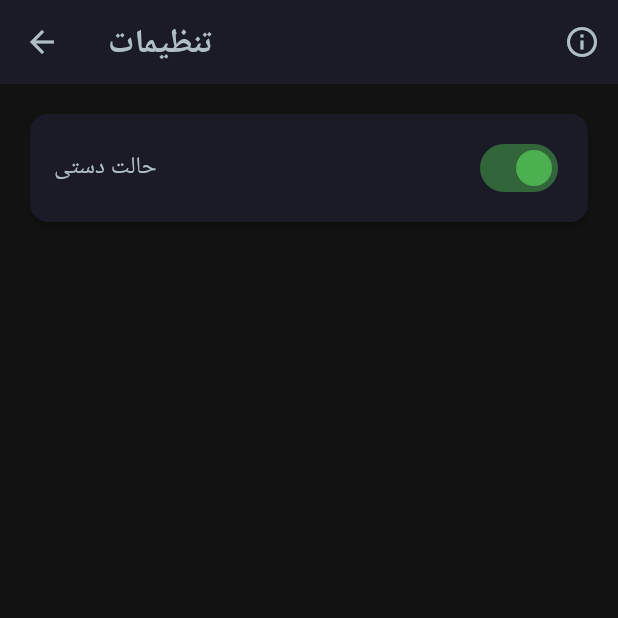
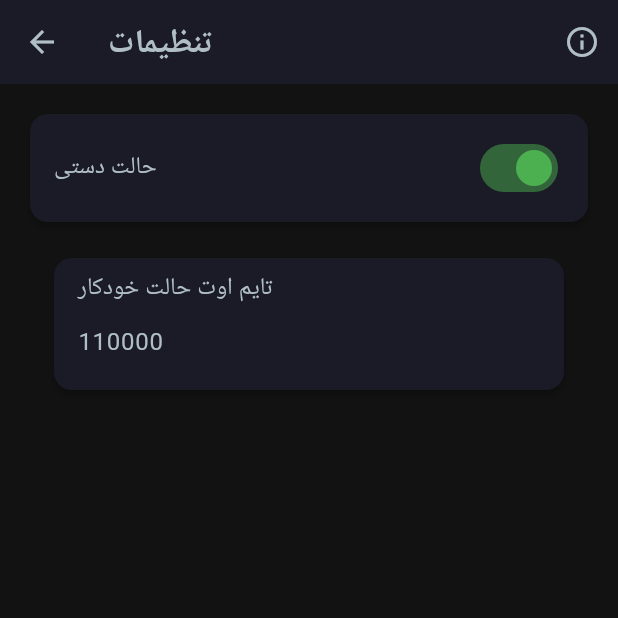
Before and after one commit to Freedom-Guard/FG_MOBILE, a Flutter app: the SettingsPage screen opened directly, after a tap on "حالت دستی", on a phone screen of 412 x 824 dp, the top half of it. Run offline on Flutter 3.47's test engine with Material 3 defaults, Android fonts, the phone set to English and light mode, and no system bars; our stand-ins replace shared_preferences; missing offline and left inert: clipboard, dart:ffi, flutter_v2ray, wireguard_flutter; accounts and stored records are empty; network calls fail.

Commit message:
UP 13 (1)

```diff
--- a/lib/pages/servers.dart
+++ b/lib/pages/servers.dart
@@ -1,4 +1,3 @@
-import 'package:Freedom_Guard/components/LOGLOG.dart';
 import 'package:flutter/material.dart';
 import 'package:provider/provider.dart';
 import '../components/servers.dart';
--- a/lib/pages/settings.dart
+++ b/lib/pages/settings.dart
@@ -1,4 +1,3 @@
-import 'package:flutter/gestures.dart';
 import 'package:flutter/material.dart';
 import 'package:shared_preferences/shared_preferences.dart';
 import 'package:url_launcher/url_launcher.dart';
@@ -46,10 +45,148 @@ class _SettingsPageState extends State<SettingsPage> {
               showDialog(
                 context: context,
                 builder: (BuildContext context) {
+                  return const AboutDialogWidget();
+                },
+              );
+            },
+          ),
+        ],
+      ),
+      body: Padding(
+        padding: const EdgeInsets.all(16.0),
+        child: Column(
+          children: [
+            SettingSwitch(
+              title: "حالت دستی",
+              value: _isSettingEnabled,
+              onChanged: (bool value) {
+                setState(() => _isSettingEnabled = value);
+                _saveSetting("setting_key", value);
+              },
+            ),
+            if (_isSettingEnabled)
+              SettingInput(
+                title: "تایم اوت حالت خودکار",
+                prefKey: "110000",
+                hintText: "110000",
+              ),
+          ],
+        ),
+      ),
+    );
+  }
+}
+
+class SettingSwitch extends StatelessWidget {
+  final String title;
+  final bool value;
+  final ValueChanged<bool> onChanged;
+
+  const SettingSwitch({
+    required this.title,
+    required this.value,
+    required this.onChanged,
+    super.key,
+  });
+
+  @override
+  Widget build(BuildContext context) {
+    return Card(
+      elevation: 2,
+      shape: RoundedRectangleBorder(borderRadius: BorderRadius.circular(12)),
+      child: SwitchListTile(
+        title: Text(
+          title,
+          style: const TextStyle(fontSize: 16, fontWeight: FontWeight.w500),
+        ),
+        value: value,
+        onChanged: onChanged,
+        activeColor: Colors.green,
+        contentPadding: const EdgeInsets.symmetric(horizontal: 16, vertical: 8),
+      ),
+    );
+  }
+}
+
+class SettingInput extends StatefulWidget {
+  final String title;
+  final String prefKey;
+  final String hintText;
+
+  const SettingInput({
+    super.key,
+    required this.title,
+    required this.prefKey,
+    required this.hintText,
+  });
+
+  @override
+  State<SettingInput> createState() => _SettingInputState();
+}
+
+class _SettingInputState extends State<SettingInput> {
+  final TextEditingController _controller = TextEditingController();
+
+  @override
+  void initState() {
+    super.initState();
+    _loadValue();
+  }
+
+  Future<void> _loadValue() async {
+    final prefs = await SharedPreferences.getInstance();
+    setState(() {
+      _controller.text = prefs.getString(widget.prefKey) ?? "";
+    });
+  }
+
+  Future<void> _saveValue(String value) async {
+    final prefs = await SharedPreferences.getInstance();
+    await prefs.setString(widget.prefKey, value);
+  }
+
+  @override
+  Widget build(BuildContext context) {
+    return Padding(
+      padding: const EdgeInsets.all(16.0),
+      child: Card(
+        elevation: 2,
+        shape: RoundedRectangleBorder(borderRadius: BorderRadius.circular(12)),
+        child: Padding(
+          padding: const EdgeInsets.symmetric(horizontal: 16, vertical: 8),
+          child: Column(
+            crossAxisAlignment: CrossAxisAlignment.start,
+            children: [
+              Text(
+                widget.title,
+                style: const TextStyle(
+                  fontSize: 16,
+                  fontWeight: FontWeight.w500,
+                ),
+              ),
+              TextField(
+                controller: _controller,
+                decoration: InputDecoration(
+                  hintText: widget.hintText,
+                  border: InputBorder.none,
+                ),
+                onChanged: _saveValue,
+              ),
+            ],
+          ),
+        ),
+      ),
+    );
+  }
+}
+
+class AboutDialogWidget extends StatelessWidget {
+  const AboutDialogWidget({super.key});
+
+  @override
+  Widget build(BuildContext context) {
     return Dialog(
-                    shape: RoundedRectangleBorder(
-                      borderRadius: BorderRadius.circular(16.0),
-                    ),
+      shape: RoundedRectangleBorder(borderRadius: BorderRadius.circular(16.0)),
       child: Container(
         padding: const EdgeInsets.all(20),
         decoration: BoxDecoration(
@@ -60,69 +197,20 @@ class _SettingsPageState extends State<SettingsPage> {
           mainAxisSize: MainAxisSize.min,
           crossAxisAlignment: CrossAxisAlignment.center,
           children: [
-                          const Icon(
-                            Icons.info_outline,
-                            size: 50,
-                            color: Colors.blueAccent,
-                          ),
+            const Icon(Icons.info_outline, size: 50, color: Colors.blueAccent),
             const SizedBox(height: 10),
             const Text(
               "درباره برنامه",
-                            style: TextStyle(
-                              fontSize: 22,
-                              fontWeight: FontWeight.bold,
-                            ),
+              style: TextStyle(fontSize: 22, fontWeight: FontWeight.bold),
             ),
             const SizedBox(height: 10),
             SelectableText(
-                            "گارد آزادی یک ابزار متن‌باز برای دور زدن سانسور اینترنت و دسترسی آزاد و بدون محدودیت به اینترنت آزاد است.\nزن، زندگی، آزادی ✊🏻",
+              "گارد آزادی یک ابزار متن‌باز برای دور زدن سانسور اینترنت است.",
               textAlign: TextAlign.center,
-                            style: TextStyle(
-                              fontSize: 16,
-                              color: Colors.grey[700],
-                            ),
+              style: TextStyle(fontSize: 16, color: Colors.grey[700]),
             ),
             const SizedBox(height: 20),
-                          GestureDetector(
-                            onTap: () async {
-                              final url = Uri.parse(
-                                'https://github.com/Freedom-Guard/FG_MOBILE',
-                              );
-                              if (await canLaunchUrl(url)) {
-                                await launchUrl(
-                                  url,
-                                  mode: LaunchMode.externalApplication,
-                                );
-                              } else {
-                                ScaffoldMessenger.of(context).showSnackBar(
-                                  const SnackBar(
-                                    content: Text(
-                                      "امکان باز کردن لینک وجود ندارد.",
-                                    ),
-                                    backgroundColor: Colors.redAccent,
-                                  ),
-                                );
-                              }
-                            },
-                            child: Row(
-                              mainAxisAlignment: MainAxisAlignment.center,
-                              children: [
-                                const Icon(
-                                  Icons.link,
-                                  color: Colors.blueAccent,
-                                ),
-                                const SizedBox(width: 5),
-                                Text(
-                                  "GitHub",
-                                  style: TextStyle(
-                                    fontSize: 16,
-                                    color: Colors.blueAccent,
-                                    fontWeight: FontWeight.bold
-                                  ),
-                                ),
-                              ],
-                            ),
-                          ),
+            const GitHubLink(),
             const SizedBox(height: 20),
             ElevatedButton(
               onPressed: () => Navigator.of(context).pop(),
@@ -138,46 +226,49 @@ class _SettingsPageState extends State<SettingsPage> {
               ),
               child: const Text(
                 "بستن",
-                              style: TextStyle(
-                                fontSize: 16,
-                                color: Colors.white,
-                              ),
+                style: TextStyle(fontSize: 16, color: Colors.white),
               ),
             ),
           ],
         ),
       ),
     );
+  }
+}
+
+class GitHubLink extends StatelessWidget {
+  const GitHubLink({super.key});
+
+  @override
+  Widget build(BuildContext context) {
+    return GestureDetector(
+      onTap: () async {
+        final url = Uri.parse('https://github.com/Freedom-Guard/FG_MOBILE');
+        if (await canLaunchUrl(url)) {
+          await launchUrl(url, mode: LaunchMode.externalApplication);
+        } else {
+          ScaffoldMessenger.of(context).showSnackBar(
+            const SnackBar(
+              content: Text("امکان باز کردن لینک وجود ندارد."),
+              backgroundColor: Colors.redAccent,
+            ),
+          );
+        }
       },
-              );
-            },
+      child: Row(
+        mainAxisAlignment: MainAxisAlignment.center,
+        children: [
+          const Icon(Icons.link, color: Colors.blueAccent),
+          const SizedBox(width: 5),
+          const Text(
+            "GitHub",
+            style: TextStyle(
+              fontSize: 16,
+              color: Colors.blueAccent,
+              fontWeight: FontWeight.bold,
+            ),
           ),
         ],
-      ),
-      body: Padding(
-        padding: const EdgeInsets.all(16.0),
-        child: Card(
-          elevation: 2,
-          shape: RoundedRectangleBorder(
-            borderRadius: BorderRadius.circular(12),
-          ),
-          child: SwitchListTile(
-            title: const Text(
-              "حالت دستی",
-              style: TextStyle(fontSize: 16, fontWeight: FontWeight.w500),
-            ),
-            value: _isSettingEnabled,
-            onChanged: (bool value) {
-              setState(() => _isSettingEnabled = value);
-              _saveSetting("gool", value);
-            },
-            activeColor: Colors.green,
-            contentPadding: const EdgeInsets.symmetric(
-              horizontal: 16,
-              vertical: 8,
-            ),
-          ),
-        ),
       ),
     );
   }
```
Also changed, not shown: lib/components/servers.dart (+29 -15 lines), lib/components/settings.dart (+55 -0 lines), lib/main.dart (+11 -1 lines), 6 other files. Lines whose indentation alone changed are shown as unchanged.
